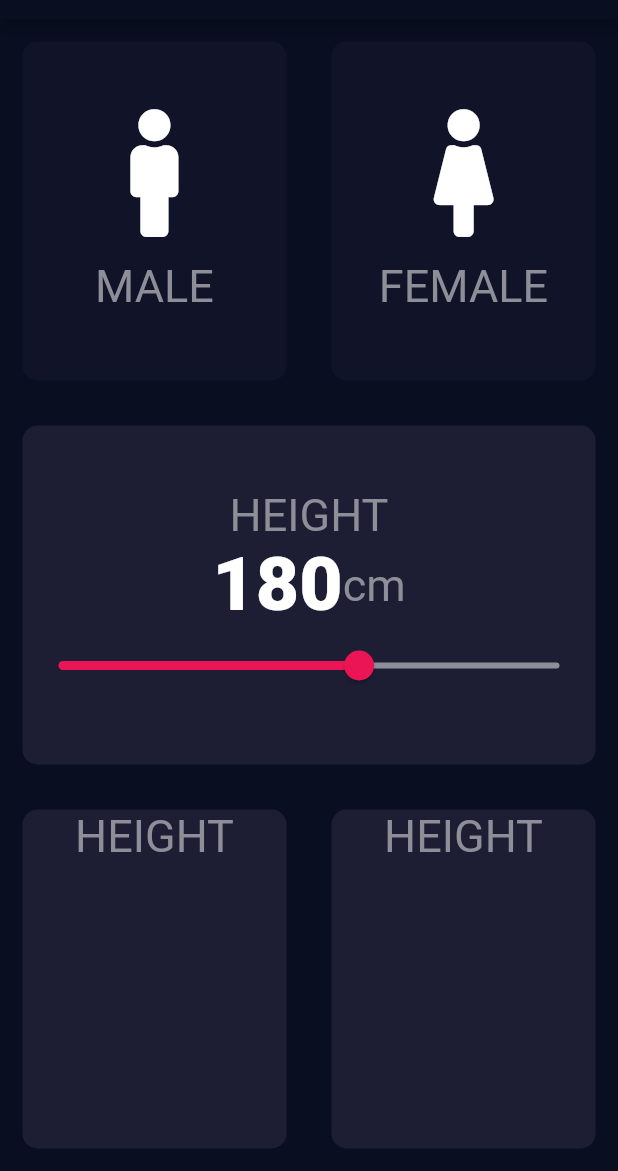
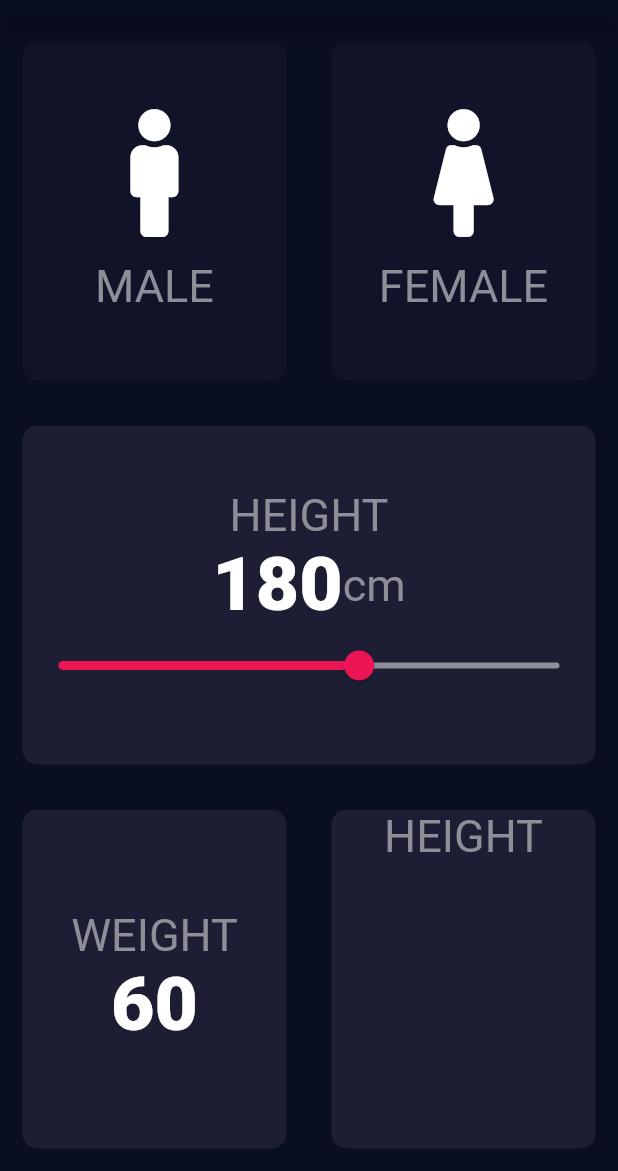
Before and after one commit to MuhammadBilal019/Bmi_Calculator, a Flutter app: the screen it shows after launch, on a phone screen of 412 x 824 dp, the part 65-1236 px from its top. Run offline on Flutter 3.47's test engine with Material 2 defaults, Android fonts, the phone set to English and light mode, and no system bars; our stand-ins replace font_awesome_flutter.

```diff
--- a/lib/input_page.dart
+++ b/lib/input_page.dart
@@ -20,6 +20,8 @@ class _InputPageState extends State<InputPage> {
 
   Gender selectGender;
   int SliderHeight=180;
+  int SliderWeight=60;
+
   @override
   Widget build(BuildContext context) {
     return Scaffold(
@@ -107,10 +109,21 @@ class _InputPageState extends State<InputPage> {
               child: new RepeatContainerCode(
                 colors: Color(0xFF1D1E33),
                 cardWidget: Column(
+                  mainAxisAlignment: MainAxisAlignment.center,
                   children: <Widget>[
                     Text(
-                      'HEIGHT',
+                      'WEIGHT',
                       style: KLabelStyle,
+                    ),
+                    Text(
+                      SliderWeight.toString(),
+                      style: KNumberStyle,
+                    ),
+                    Row(
+                      mainAxisAlignment: MainAxisAlignment.center,
+                      children: <Widget>[
+
+                      ],
                     ),
                   ],
                 ),
```
